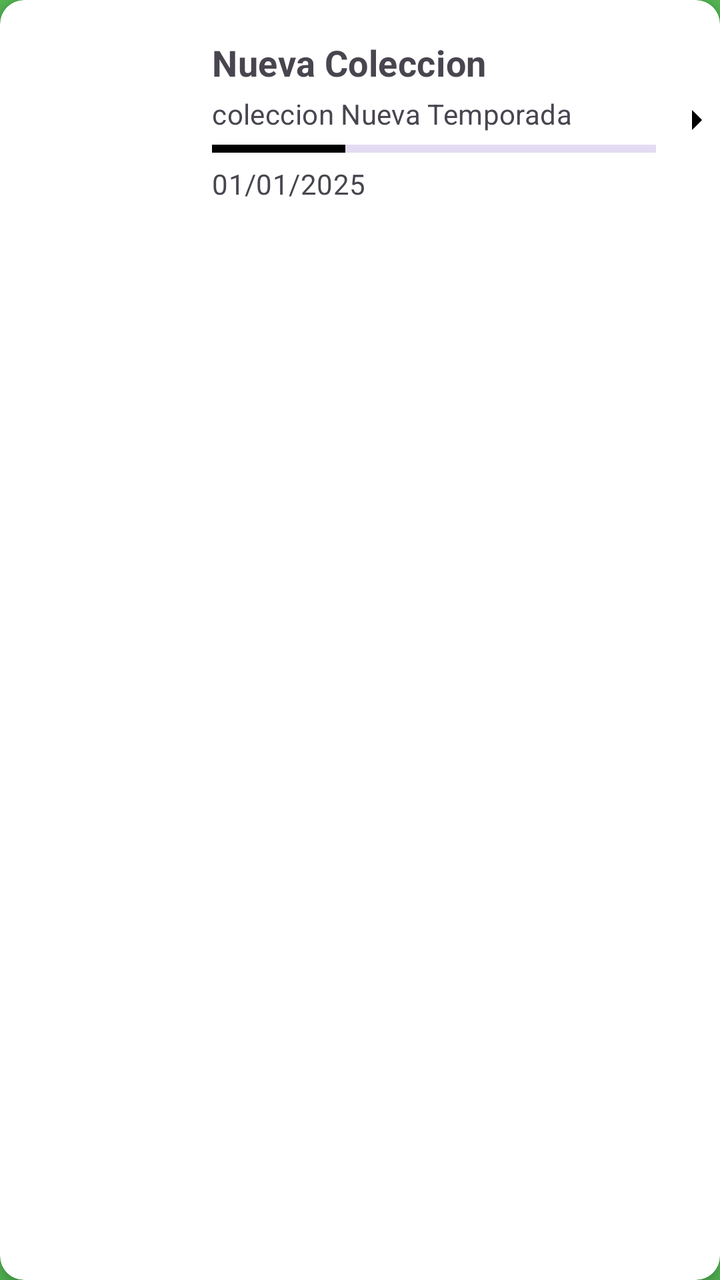
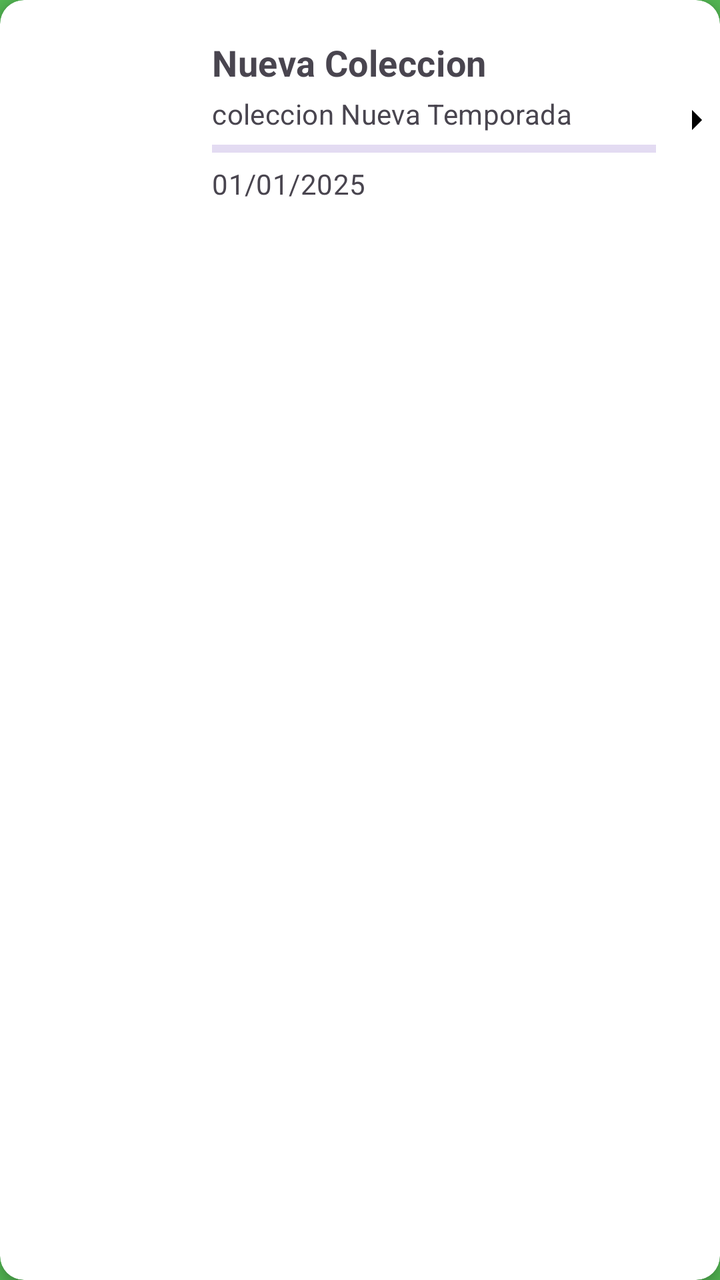

Two renders of the same Android screen: before a commit and after it. Below are the layout's source before the change and the commit's diff.
<!-- AndroidManifest.xml: application theme Theme.Proyecto_DAM_202510 -->
<!-- res/layout/userscoleccion_layout.xml -->
<?xml version="1.0" encoding="utf-8"?>
<androidx.cardview.widget.CardView
    xmlns:android="http://schemas.android.com/apk/res/android"
    xmlns:app="http://schemas.android.com/apk/res-auto"
    xmlns:tools="http://schemas.android.com/tools"
    android:layout_width="match_parent"
    android:layout_height="wrap_content"
    android:layout_margin="2dp"
    app:cardCornerRadius="12dp"
    app:cardElevation="4dp"
    >

    <androidx.constraintlayout.widget.ConstraintLayout
        android:layout_width="match_parent"
        android:layout_height="wrap_content"
        >

        <ImageView
            android:id="@+id/iv_coleccion_imagen"
            android:layout_width="90dp"
            android:layout_height="120dp"
            android:padding="4dp"

            app:layout_constraintStart_toStartOf="parent"
            app:layout_constraintTop_toTopOf="parent"
            app:layout_constraintBottom_toBottomOf="parent"
             />


        <LinearLayout
            android:id="@+id/linearLayout_texto"
            android:layout_width="0dp"
            android:layout_height="wrap_content"
            android:orientation="vertical"
            android:layout_marginStart="16dp"
            android:layout_marginEnd="8dp"
            app:layout_constraintStart_toEndOf="@id/iv_coleccion_imagen"
            app:layout_constraintEnd_toStartOf="@id/iv_coleccion_flecha"
            app:layout_constraintTop_toTopOf="parent"
            app:layout_constraintBottom_toBottomOf="parent">


            <TextView
                android:id="@+id/tv_coleccion_titulo"
                android:layout_width="wrap_content"
                android:layout_height="wrap_content"
                android:text="Nueva Coleccion"
                android:textSize="18sp"
                android:textStyle="bold" />


            <TextView
                android:id="@+id/tv_coleccion_subtitulo"
                android:layout_width="wrap_content"
                android:layout_height="wrap_content"
                android:text="coleccion Nueva Temporada"
                android:textSize="14sp"
                android:layout_marginTop="4dp"/>

            <ProgressBar
                android:id="@+id/tvColeccionProgreso"
                android:layout_width="match_parent"
                android:layout_height="match_parent"
                style="@style/Widget.AppCompat.ProgressBar.Horizontal"
                android:progress="30"
                android:progressBackgroundTint="#9575CD"
                android:progressTint="@android:color/black"

                />

            <TextView
                android:id="@+id/tv_coleccion_estado"
                android:layout_width="wrap_content"
                android:layout_height="wrap_content"
                android:textSize="14sp"
                android:text="01/01/2025"/>

        </LinearLayout>


        <ImageView
            android:id="@+id/iv_coleccion_flecha"
            android:layout_width="24dp"
            android:layout_height="24dp"
            app:layout_constraintEnd_toEndOf="parent"
            app:layout_constraintTop_toTopOf="parent"
            app:layout_constraintBottom_toBottomOf="parent"
            android:src="@drawable/arrow_right"

             />

    </androidx.constraintlayout.widget.ConstraintLayout>
</androidx.cardview.widget.CardView>
<!-- resources referenced by this layout -->
<resources>
  <!-- drawable arrow_right (drawable) -->
  <vector xmlns:android="http://schemas.android.com/apk/res/android" android:autoMirrored="true" android:height="24dp" android:tint="#000000" android:viewportHeight="24" android:viewportWidth="24" android:width="24dp">
        
      <path android:fillColor="@android:color/white" android:pathData="M10,17l5,-5 -5,-5v10z"/>
      
  </vector>
  <style name="Theme.Proyecto_DAM_202510" parent="Base.Theme.Proyecto_DAM_202510">
  
      <item name="colorPrimary">@color/back3</item>
      <item name="colorSecondary">@color/back2</item>
      <item name="android:statusBarColor">?attr/colorPrimaryVariant</item>
          <item name="colorSurface">@color/back2</item>
          <item name="colorOnSurface">@color/white</item>
          <item name="android:colorBackground">@color/back5</item>
      <item name="fontFamily">@font/gaegu_regular</item>
  
      <item name="android:letterSpacing">0.01</item>
      </style>
  <style name="Base.Theme.Proyecto_DAM_202510" parent="Theme.Material3.DayNight.NoActionBar">
          
          <item name="materialButtonStyle">@style/Botones</item>
      </style>
  <color name="back3">#007961</color>
  <color name="back2">#A246B7</color>
  <color name="white">#FFFFFFFF</color>
  <color name="back5">#53B753</color>
  <style name="Botones" parent="ShapeAppearanceOverlay.Material3.Button">
          <item name="fontFamily">@font/gaegu_bold </item>
          <item name="cornerRadius">12dp</item>
          <item name="android:textSize">16dp</item>
          <item name="android:backgroundTint">@color/white</item>
          <item name="android:textColor">@color/back3</item>
          <item name="android:textAlignment">center</item>
          <item name="android:paddingStart">24dp</item>
          <item name="android:paddingEnd">24dp</item>
  
          <item name="android:paddingTop">12dp</item>
          <item name="android:paddingBottom">12dp</item>
  
  
  
  
      &gt;</style>
</resources>

<!-- the commit's change to res/layout/userscoleccion_layout.xml (unified diff, before → after) -->
@@ -62,7 +62,7 @@
                 android:layout_width="match_parent"
                 android:layout_height="match_parent"
                 style="@style/Widget.AppCompat.ProgressBar.Horizontal"
-                android:progress="30"
+
                 android:progressBackgroundTint="#9575CD"
                 android:progressTint="@android:color/black"
 
